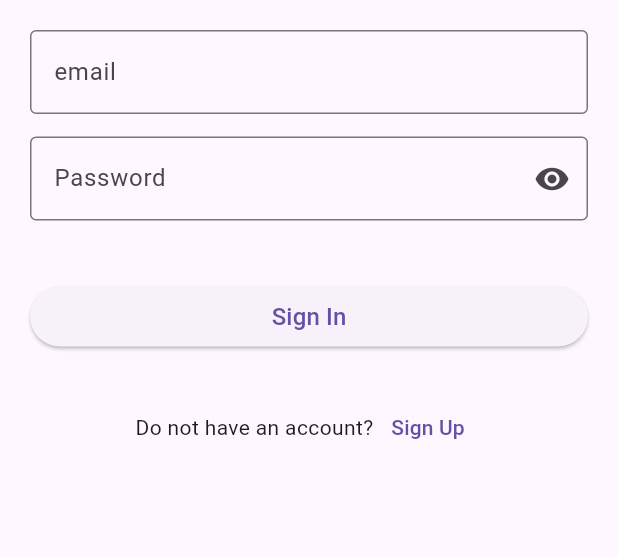
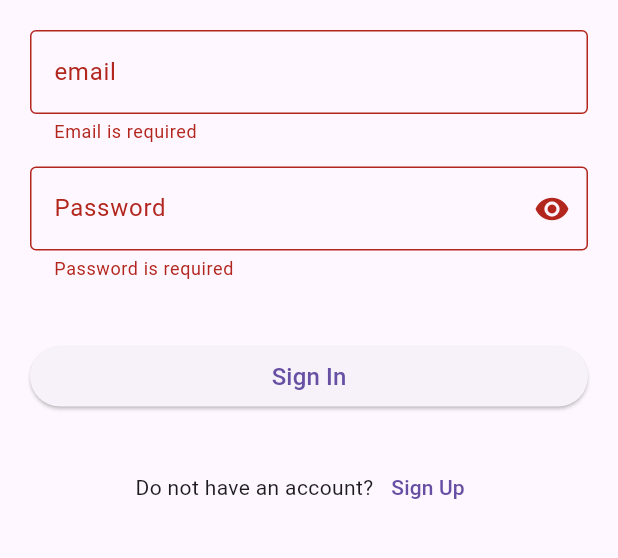
Before and after one commit to ar83had/UsersBook, a Flutter app: the SigninScreen screen opened directly, after a tap on "Sign In", on a phone screen of 412 x 824 dp, the part 489-1047 px from its top. Run offline on Flutter 3.47's test engine with Material 3 defaults, Android fonts, the light colour scheme and no system bars; our stand-ins replace shared_preferences; accounts and stored records are empty.

Commit message:
add api endpoint in signin page

```diff
--- a/lib/screens/signin.dart
+++ b/lib/screens/signin.dart
@@ -1,7 +1,10 @@
 import 'package:flutter/material.dart';
 import 'package:userbook/screens/signup.dart';
+import 'package:userbook/screens/usersS.dart';
 import 'package:userbook/widgets/password_text_field.dart';
 import 'package:userbook/widgets/text_form_field.dart';
+import 'package:userbook/api/api.dart';
+import 'package:shared_preferences/shared_preferences.dart';
 
 class SigninScreen extends StatefulWidget {
   const SigninScreen({super.key});
@@ -12,8 +15,13 @@ class SigninScreen extends StatefulWidget {
 
 class _SigninScreenState extends State<SigninScreen> {
 
+  bool _isHidden = true;
+  dynamic res;
+
   TextEditingController _emailController = TextEditingController();
   TextEditingController _passwordController = TextEditingController();
+  GlobalKey<FormState> _formKey = GlobalKey<FormState>();
+  late SharedPreferences pref;
 
   @override
   Widget build(BuildContext context) {
@@ -25,6 +33,7 @@ class _SigninScreenState extends State<SigninScreen> {
         child: Padding(
           padding: EdgeInsets.all(20),
           child: Form(
+            key: _formKey,
             child: Column(
               crossAxisAlignment: CrossAxisAlignment.stretch,
               children: [
@@ -36,13 +45,61 @@ class _SigninScreenState extends State<SigninScreen> {
 
                 SizedBox(height: 20,),
 
-                BuildTextField(controller: _emailController, label: "email"),
-                BuildPasswordField(controller: _passwordController, label: "Password", isHidden: true, onTap: (){}),
+                BuildTextField(
+                  controller: _emailController,
+                  label: "email",
+                  validator: (value){
+                    if(value==null || value.isEmpty){
+                      return "Email is required";
+                    }
+                    return null;
+                  },
+                ),
+
+                BuildPasswordField(
+                  controller: _passwordController,
+                  label: "Password",
+                  isHidden: _isHidden,
+                  onTap: (){
+                    setState(() => _isHidden=!_isHidden);
+                  },
+                  validator: (value){
+                    if(value==null || value.isEmpty){
+                      return "Password is required";
+                    }
+                    else if(value.length<8){
+                      return "Password at least 8 charcter";
+                    }
+
+                    return null;
+                  },
+                ),
 
                 SizedBox(height: 25,),
 
                 ElevatedButton(
-                  onPressed: (){},
+                  onPressed: () async{
+
+                    if(_formKey.currentState!.validate()){
+                      Map<String,String> form = {
+                        "email" : _emailController.text,
+                        "password" : _passwordController.text,
+                      };
+
+                      res = await API.signin(body: form);
+
+                      if(res["success"]==false){
+                        debugPrint("$res");
+                      }else{
+                        debugPrint("$res");
+                        pref = await SharedPreferences.getInstance();
+                        // pref.setString("email", res["data"]["user"]["email"]);
+                        // pref.setString("password",res["data"]["user"]["password"]);
+                        pref.setString("token", "Bearer ${res["data"]["token"]}");
+                        Navigator.pushReplacement(context, MaterialPageRoute(builder: (_)=>UsersScreen()));
+                      }
+                    }
+                  },
                   child: const Text(
                       "Sign In",
                       style: TextStyle(fontSize: 16),
```
Also changed, not shown: lib/api/api.dart (+9 -10 lines).
